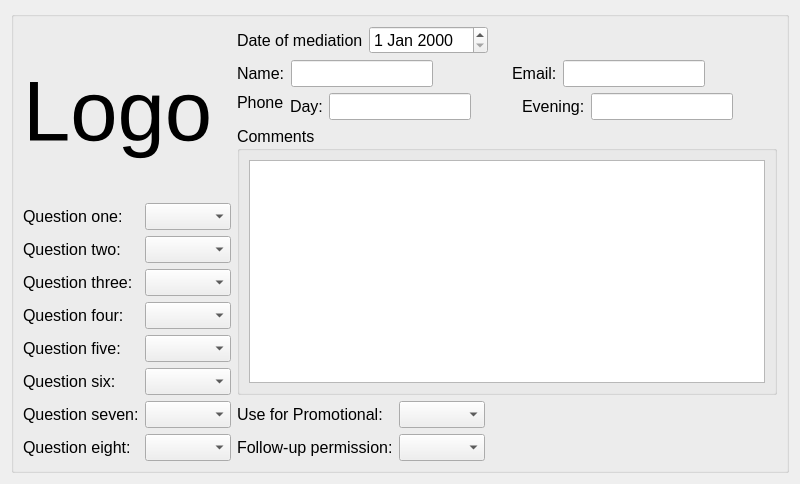
Before: the Qt Designer form drc/gui/mediationevaluationview.ui in lansdon/cpts483_drc, drawn with Qt 5.
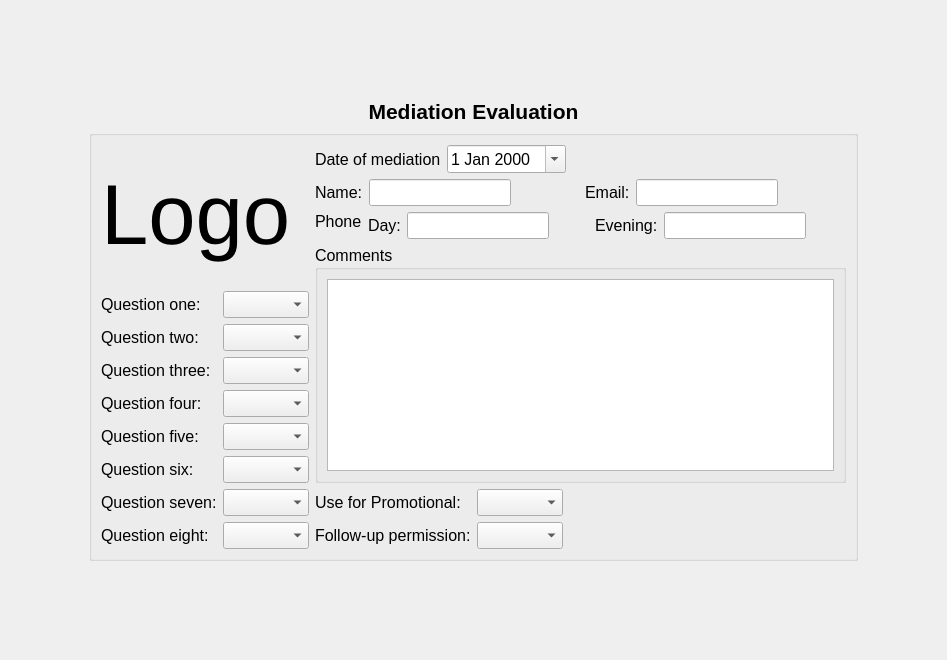
After: the same form once the commit is applied.

Patch:
```diff
--- a/drc/gui/mediationevaluationview.ui
+++ b/drc/gui/mediationevaluationview.ui
@@ -6,8 +6,8 @@
    <rect>
     <x>0</x>
     <y>0</y>
-    <width>800</width>
-    <height>484</height>
+    <width>947</width>
+    <height>660</height>
    </rect>
   </property>
   <property name="minimumSize">
@@ -16,12 +16,6 @@
     <height>469</height>
    </size>
   </property>
-  <property name="maximumSize">
-   <size>
-    <width>800</width>
-    <height>600</height>
-   </size>
-  </property>
   <property name="font">
    <font>
     <pointsize>12</pointsize>
@@ -31,7 +25,7 @@
    <string>Form</string>
   </property>
   <layout class="QGridLayout" name="gridLayout">
-   <item row="0" column="0">
+   <item row="2" column="1">
     <widget class="QGroupBox" name="outterMostGroupBox">
      <property name="maximumSize">
       <size>
@@ -259,6 +253,9 @@
                 <pointsize>12</pointsize>
                </font>
               </property>
+              <property name="calendarPopup">
+               <bool>true</bool>
+              </property>
              </widget>
             </item>
            </layout>
@@ -557,6 +554,75 @@
      </layout>
     </widget>
    </item>
+   <item row="0" column="1">
+    <spacer name="verticalSpacer_2">
+     <property name="orientation">
+      <enum>Qt::Vertical</enum>
+     </property>
+     <property name="sizeHint" stdset="0">
+      <size>
+       <width>20</width>
+       <height>40</height>
+      </size>
+     </property>
+    </spacer>
+   </item>
+   <item row="2" column="0">
+    <spacer name="horizontalSpacer_7">
+     <property name="orientation">
+      <enum>Qt::Horizontal</enum>
+     </property>
+     <property name="sizeHint" stdset="0">
+      <size>
+       <width>40</width>
+       <height>20</height>
+      </size>
+     </property>
+    </spacer>
+   </item>
+   <item row="2" column="2">
+    <spacer name="horizontalSpacer_8">
+     <property name="orientation">
+      <enum>Qt::Horizontal</enum>
+     </property>
+     <property name="sizeHint" stdset="0">
+      <size>
+       <width>40</width>
+       <height>20</height>
+      </size>
+     </property>
+    </spacer>
+   </item>
+   <item row="3" column="1">
+    <spacer name="verticalSpacer">
+     <property name="orientation">
+      <enum>Qt::Vertical</enum>
+     </property>
+     <property name="sizeHint" stdset="0">
+      <size>
+       <width>20</width>
+       <height>40</height>
+      </size>
+     </property>
+    </spacer>
+   </item>
+   <item row="1" column="1">
+    <widget class="QLabel" name="label_17">
+     <property name="font">
+      <font>
+       <pointsize>16</pointsize>
+       <weight>75</weight>
+       <bold>true</bold>
+      </font>
+     </property>
+     <property name="text">
+      <string>Mediation Evaluation</string>
+     </property>
+     <property name="alignment">
+      <set>Qt::AlignCenter</set>
+     </property>
+    </widget>
+   </item>
   </layout>
  </widget>
  <resources/>
```
